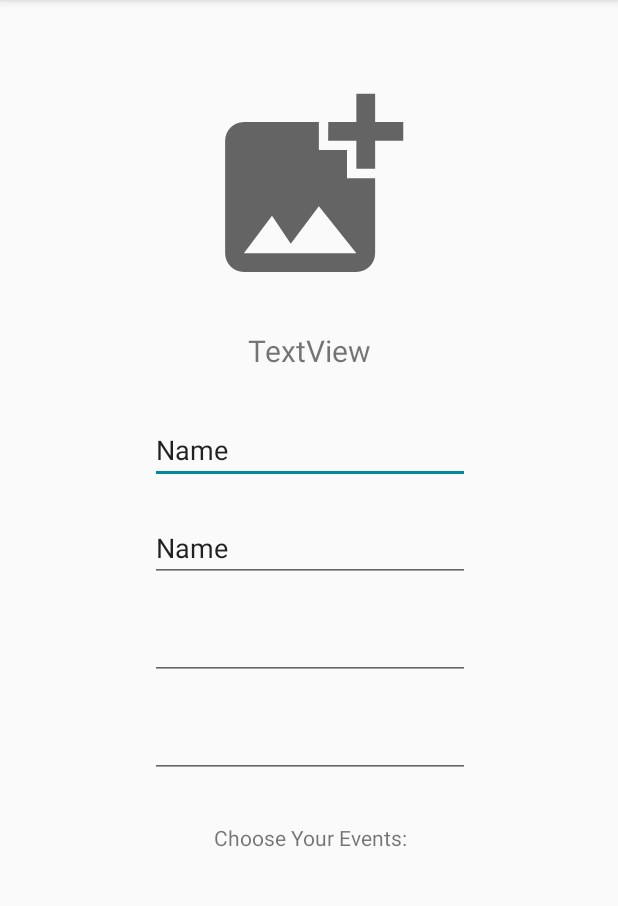
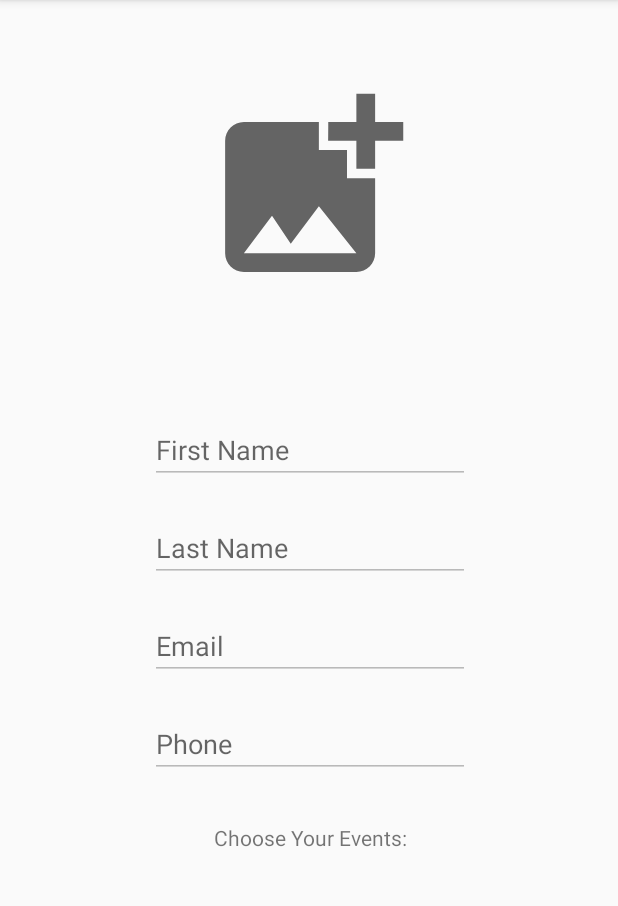
Before and after one commit to odedZaken/zuzu, an Android app: the EditProfileActivity screen opened directly, with no data from a screen before it, on a phone screen of 412 x 824 dp, the part 84-990 px from its top. Run offline under Robolectric (Android 15) with nearby library versions, the phone set to English and light mode, and no system bars; our stand-ins replace Firebase (no records; nobody signed in at launch, a user with empty details on screens opened directly); 6 statements that could not run were skipped.

Commit message:
Added user details to EditProfile menu

```diff
--- a/app/src/main/java/com/example/zuzu/EditProfileActivity.java
+++ b/app/src/main/java/com/example/zuzu/EditProfileActivity.java
@@ -17,8 +17,12 @@ import android.widget.Toast;
 
 import com.google.android.gms.tasks.Continuation;
 import com.google.android.gms.tasks.Task;
+import com.google.firebase.database.DataSnapshot;
+import com.google.firebase.database.DatabaseError;
 import com.google.firebase.database.DatabaseReference;
 import com.google.firebase.database.FirebaseDatabase;
+import com.google.firebase.database.Query;
+import com.google.firebase.database.ValueEventListener;
 import com.google.firebase.storage.FirebaseStorage;
 import com.google.firebase.storage.StorageReference;
 import com.google.firebase.storage.StorageTask;
@@ -46,7 +50,7 @@ public class EditProfileActivity extends AppCompatActivity implements View.OnCli
         super.onCreate(savedInstanceState);
         setContentView(R.layout.activity_edit_profile);
         initializeEditProfileForm();
-
+        retrieveUserData();
     }
 
     @Override
@@ -71,6 +75,17 @@ public class EditProfileActivity extends AppCompatActivity implements View.OnCli
         imageViewProfileImage = findViewById(R.id.imageViewProfileImage);
         imageViewProfileImage.setOnClickListener(this);
         imageViewProfileImage.setVisibility(View.VISIBLE);
+    }
+
+    private void retrieveUserData() {
+        UserModel currUser = LoginActivity.getCurrentUser();
+        String fullName = currUser.getFirstName() + ' ' + currUser.getLastName();
+        textViewFullName.setText(fullName);
+        editTextFirstName.setText(currUser.getFirstName());
+        editTextLastName.setText(currUser.getLastName());
+        editTextEmail.setText(currUser.getEmail());
+        Toast.makeText(this, "email: " + currUser.getEmail(), Toast.LENGTH_LONG).show();
+        editTextPhone.setText(currUser.getPhoneNo());
     }
 
 
--- a/app/src/main/java/com/example/zuzu/UserModel.java
+++ b/app/src/main/java/com/example/zuzu/UserModel.java
@@ -11,8 +11,6 @@ public class UserModel {
     }
 
     private String firstName, lastName, email, phoneNo, password, dob, gender;
-    private DatabaseReference reference;
-
 
 
     public UserModel(String firstName, String lastName, String email, String phoneNo, String password, String dob, String gender) {
@@ -41,9 +39,6 @@ public class UserModel {
         this.gender = gender;
     }
 
-    public UserModel() {
-
-    }
 
     public String getFirstName() {
         return firstName;
--- a/app/src/main/res/layout/activity_edit_profile.xml
+++ b/app/src/main/res/layout/activity_edit_profile.xml
@@ -28,7 +28,7 @@
             android:id="@+id/textViewFullName"
             android:layout_width="wrap_content"
             android:layout_height="wrap_content"
-            android:text="TextView"
+            android:text="Full Name"
             android:layout_marginTop="20dp"
             android:textSize="20sp"
             app:layout_constraintEnd_toEndOf="@+id/imageViewProfileImage"
@@ -41,7 +41,8 @@
             android:layout_height="wrap_content"
             android:ems="10"
             android:inputType="textPersonName"
-            android:text="Name"
+            android:hint="First Name"
+            android:enabled="false"
             android:layout_marginTop="30dp"
             app:layout_constraintEnd_toEndOf="@+id/textViewFullName"
             app:layout_constraintStart_toStartOf="@+id/textViewFullName"
@@ -52,18 +53,21 @@
             android:layout_width="wrap_content"
             android:layout_height="wrap_content"
             android:ems="10"
+            android:enabled="false"
             android:layout_marginTop="20dp"
             android:inputType="textPersonName"
-            android:text="Name"
+            android:hint="Last Name"
             app:layout_constraintEnd_toEndOf="@+id/editTextFirstName"
             app:layout_constraintStart_toStartOf="@+id/editTextFirstName"
             app:layout_constraintTop_toBottomOf="@+id/editTextFirstName" />
 
         <EditText
-            android:id="@+id/editTextEmailAddress"
+            android:id="@+id/editTextEmail"
             android:layout_width="wrap_content"
             android:layout_height="wrap_content"
             android:ems="10"
+            android:hint="Email"
+            android:enabled="false"
             android:layout_marginTop="20dp"
             android:inputType="textEmailAddress"
             app:layout_constraintEnd_toEndOf="@+id/editTextLastName"
@@ -76,10 +80,12 @@
             android:layout_height="wrap_content"
             android:layout_marginTop="20dp"
             android:ems="10"
+            android:hint="Phone"
+            android:enabled="false"
             android:inputType="phone"
-            app:layout_constraintEnd_toEndOf="@+id/editTextEmailAddress"
-            app:layout_constraintStart_toStartOf="@+id/editTextEmailAddress"
-            app:layout_constraintTop_toBottomOf="@+id/editTextEmailAddress" />
+            app:layout_constraintEnd_toEndOf="@+id/editTextEmail"
+            app:layout_constraintStart_toStartOf="@+id/editTextEmail"
+            app:layout_constraintTop_toBottomOf="@+id/editTextEmail" />
 
         <TextView
             android:id="@+id/interestsText"
```
Also changed, not shown: app/src/main/java/com/example/zuzu/LoginActivity.java (+6 -7 lines), app/src/main/java/com/example/zuzu/RegisterActivity.java (+4 -3 lines).
